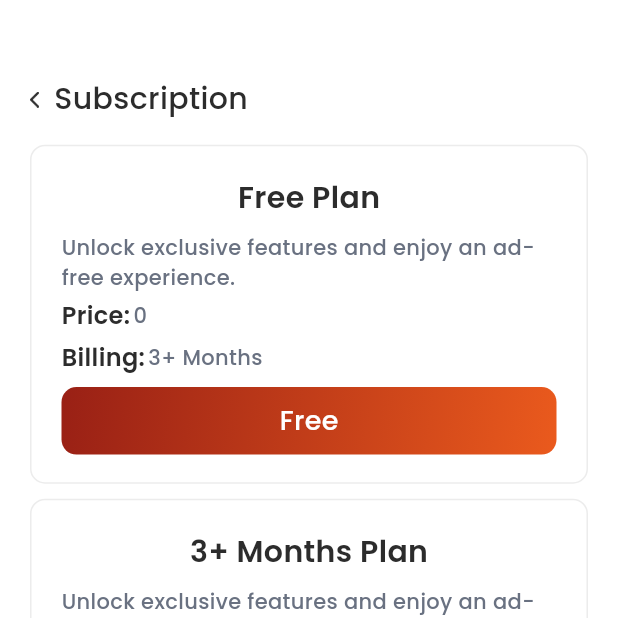
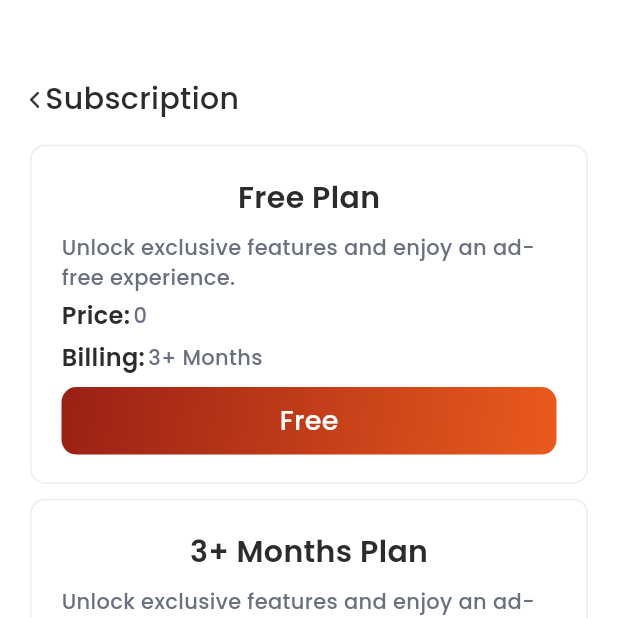
Before and after one commit to josephinegeorgy/viavita, a Flutter app: the screen it shows after launch, on a phone screen of 412 x 824 dp, the top half of it. Run offline on Flutter 3.47's test engine with Material 3 defaults, Android fonts, the phone set to English and light mode, and no system bars; our stand-ins replace google_fonts.

Commit message:
changed mediaquery

```diff
--- a/lib/SubscriptionPlans/screen.dart
+++ b/lib/SubscriptionPlans/screen.dart
@@ -22,7 +22,7 @@ class SubscriptionPlanWidget extends StatelessWidget {
                 child: Row(
                   children: [
                     Image.asset('assets/back_arrow.png', height: 12, width: 6),
-                    SizedBox(width: 10),
+                    SizedBox(width: mediaquery.width*0.01),
                     Text(
                       'Subscription',
                       style: TextStyle(
```
